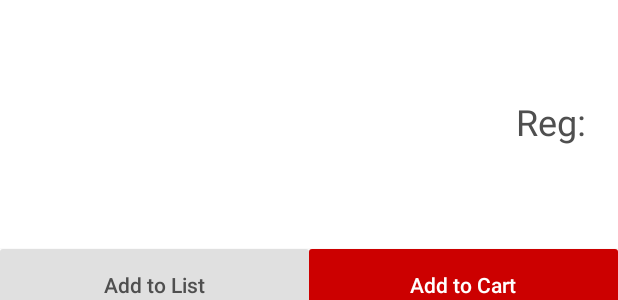
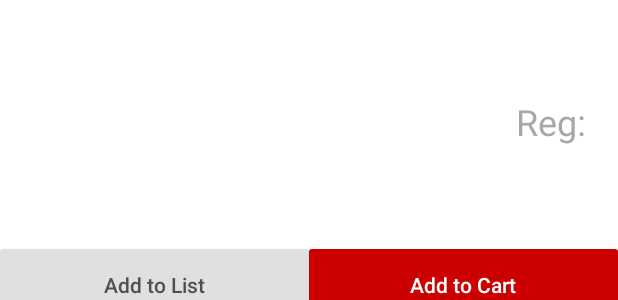
Before and after one commit to dino-sunny/android-case-study, an Android app: the layout fragment_deal_item.xml on its own in the app's theme, with its tools: preview values and no code run, on a phone screen of 412 x 824 dp. Shown: the part 915-1215 px from the top of the screen. Run offline under Robolectric (Android 15) with nearby library versions, the phone set to English and light mode, and no system bars.

Commit message:
ui improved

```diff
--- a/app/src/main/res/layout/fragment_deal_item.xml
+++ b/app/src/main/res/layout/fragment_deal_item.xml
@@ -106,6 +106,7 @@
             android:layout_height="wrap_content"
             android:layout_marginEnd="21dp"
             android:layout_marginBottom="5dp"
+            android:alpha="0.5"
             android:visibility="@{deal.isSalePriceSame()?View.VISIBLE:View.INVISIBLE}"
             android:text="@{deal.regular_price.display_string}"
             android:textSize="24sp"
@@ -119,6 +120,7 @@
             android:layout_height="wrap_content"
             android:text="@string/reg"
             android:textSize="24sp"
+            android:alpha="0.5"
             android:visibility="@{deal.isSalePriceSame()?View.VISIBLE:View.INVISIBLE}"
             app:layout_constraintBottom_toBottomOf="@+id/deal_price"
             app:layout_constraintEnd_toStartOf="@+id/deal_regular_price"
```
